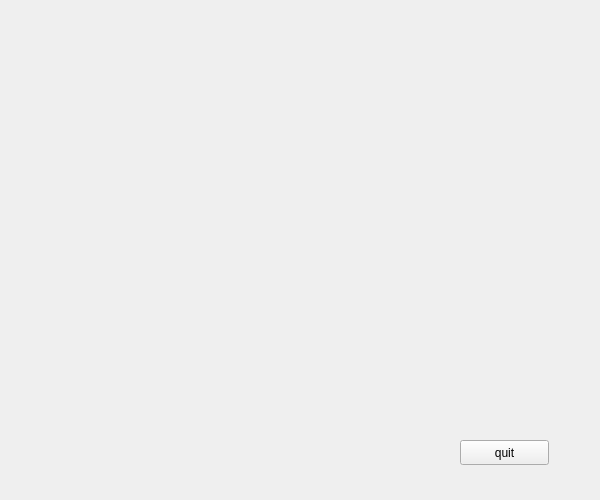
KeviaWang/work, file demo1/handleapment.ui: the form before one commit.
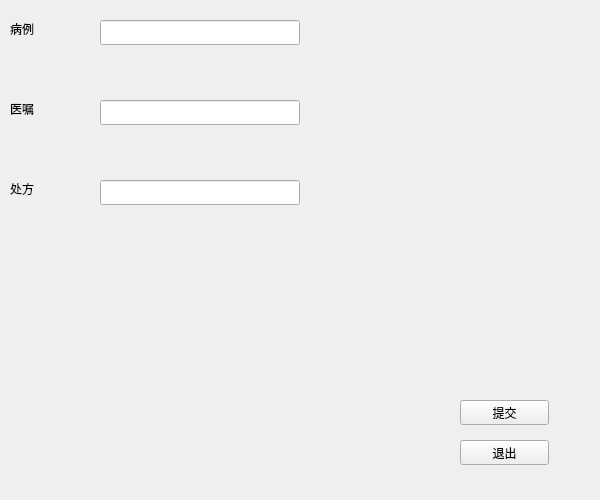
The form after the commit.

```diff
--- a/demo1/handleapment.ui
+++ b/demo1/handleapment.ui
@@ -23,7 +23,89 @@
     </rect>
    </property>
    <property name="text">
-    <string>quit</string>
+    <string>退出</string>
+   </property>
+  </widget>
+  <widget class="QLabel" name="label">
+   <property name="geometry">
+    <rect>
+     <x>10</x>
+     <y>20</y>
+     <width>67</width>
+     <height>17</height>
+    </rect>
+   </property>
+   <property name="text">
+    <string>病例</string>
+   </property>
+  </widget>
+  <widget class="QLineEdit" name="bingliEdit">
+   <property name="geometry">
+    <rect>
+     <x>100</x>
+     <y>20</y>
+     <width>200</width>
+     <height>25</height>
+    </rect>
+   </property>
+  </widget>
+  <widget class="QLineEdit" name="yizhuEdit">
+   <property name="geometry">
+    <rect>
+     <x>100</x>
+     <y>100</y>
+     <width>200</width>
+     <height>25</height>
+    </rect>
+   </property>
+  </widget>
+  <widget class="QLabel" name="label_2">
+   <property name="geometry">
+    <rect>
+     <x>10</x>
+     <y>100</y>
+     <width>67</width>
+     <height>17</height>
+    </rect>
+   </property>
+   <property name="text">
+    <string>医嘱</string>
+   </property>
+  </widget>
+  <widget class="QLineEdit" name="chufangEdit">
+   <property name="geometry">
+    <rect>
+     <x>100</x>
+     <y>180</y>
+     <width>200</width>
+     <height>25</height>
+    </rect>
+   </property>
+  </widget>
+  <widget class="QLabel" name="label_3">
+   <property name="geometry">
+    <rect>
+     <x>10</x>
+     <y>180</y>
+     <width>67</width>
+     <height>17</height>
+    </rect>
+   </property>
+   <property name="text">
+    <string>处方</string>
+   </property>
+  </widget>
+  <widget class="QPushButton" name="tijiaoButton">
+   <property name="geometry">
+    <rect>
+     <x>460</x>
+     <y>400</y>
+     <width>89</width>
+     <height>25</height>
+    </rect>
+   </property>
+   <property name="text">
+    <string>提交</string>
    </property>
   </widget>
  </widget>
```
Left out of the diff: 4 changed lines with no effect on the pictures.
